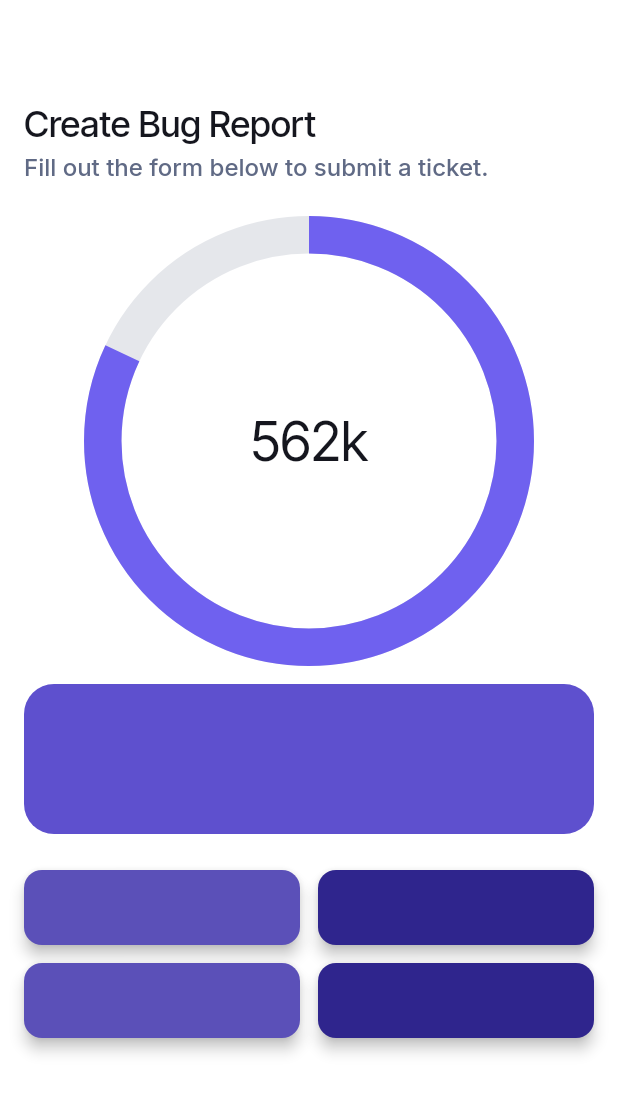
After one commit to manystorms/treasure_hunt, a Flutter app: the MiniGameMatchColorWidget screen opened directly, on a phone screen of 412 x 824 dp. The commit adds this screen. Shown: the top 1093 px of the screen. Run offline on Flutter 3.47's test engine with Material 3 defaults, Android fonts, the phone set to English and light mode, and no system bars; drawn by our look-alikes of percent_indicator; our stand-ins replace auto_size_text, cloud_firestore, firebase_core, flutter_animate, font_awesome_flutter, from_css_color and 5 more; missing offline and left inert: json_path, mobile_scanner; accounts and stored records are empty; generated files the repository leaves out were written again.

```diff
--- a/lib/data.dart
+++ b/lib/data.dart
@@ -1,6 +1,6 @@
 
 int currentProgress = 0;
-int penaltyScore = 0;
+int score = 0;
 
 List<Map<String, dynamic>> riddleData = [
   {
--- a/lib/pages/mini_game_button_click/mini_game_button_click_widget.dart
+++ b/lib/pages/mini_game_button_click/mini_game_button_click_widget.dart
@@ -107,7 +107,7 @@ class _MiniGameButtonClickWidgetState extends State<MiniGameButtonClickWidget> {
                     child: Padding(
                       padding: EdgeInsetsDirectional.fromSTEB(24, 24, 24, 0),
                       child: CircularPercentIndicator(
-                        percent: _model.timeLeft/settingTime,
+                        percent: (_model.timeLeft>= 0)? _model.timeLeft/settingTime:0,
                         radius: 150,
                         lineWidth: 25,
                         animation: true,
--- /dev/null
+++ b/lib/pages/mini_game_match_color/mini_game_match_color_model.dart
@@ -0,0 +1,12 @@
+import '/flutter_flow/flutter_flow_util.dart';
+import 'mini_game_match_color_widget.dart' show MiniGameMatchColorWidget;
+import 'package:flutter/material.dart';
+
+class MiniGameMatchColorModel
+    extends FlutterFlowModel<MiniGameMatchColorWidget> {
+  @override
+  void initState(BuildContext context) {}
+
+  @override
+  void dispose() {}
+}
--- /dev/null
+++ b/lib/pages/mini_game_match_color/mini_game_match_color_widget.dart
@@ -0,0 +1,271 @@
+import '/flutter_flow/flutter_flow_theme.dart';
+import '/flutter_flow/flutter_flow_util.dart';
+import '/flutter_flow/flutter_flow_widgets.dart';
+import 'package:flutter/material.dart';
+import 'package:percent_indicator/percent_indicator.dart';
+
+import 'mini_game_match_color_model.dart';
+export 'mini_game_match_color_model.dart';
+
+class MiniGameMatchColorWidget extends StatefulWidget {
+  const MiniGameMatchColorWidget({super.key});
+
+  @override
+  State<MiniGameMatchColorWidget> createState() =>
+      _MiniGameMatchColorWidgetState();
+}
+
+class _MiniGameMatchColorWidgetState extends State<MiniGameMatchColorWidget> {
+  late MiniGameMatchColorModel _model;
+
+  final scaffoldKey = GlobalKey<ScaffoldState>();
+
+  @override
+  void initState() {
+    super.initState();
+    _model = createModel(context, () => MiniGameMatchColorModel());
+  }
+
+  @override
+  void dispose() {
+    _model.dispose();
+
+    super.dispose();
+  }
+
+  @override
+  Widget build(BuildContext context) {
+    return GestureDetector(
+      onTap: () {
+        FocusScope.of(context).unfocus();
+        FocusManager.instance.primaryFocus?.unfocus();
+      },
+      child: Scaffold(
+        key: scaffoldKey,
+        backgroundColor: FlutterFlowTheme.of(context).secondaryBackground,
+        appBar: AppBar(
+          backgroundColor: FlutterFlowTheme.of(context).secondaryBackground,
+          automaticallyImplyLeading: false,
+          actions: [],
+          centerTitle: false,
+          elevation: 0,
+        ),
+        body: SafeArea(
+          top: true,
+          child: Padding(
+            padding: EdgeInsetsDirectional.fromSTEB(16, 12, 16, 0),
+            child: SingleChildScrollView(
+              child: Column(
+                mainAxisSize: MainAxisSize.max,
+                crossAxisAlignment: CrossAxisAlignment.start,
+                children: [
+                  Text(
+                    'Create Bug Report',
+                    style: FlutterFlowTheme.of(context).headlineMedium.override(
+                      fontFamily: 'Inter Tight',
+                      letterSpacing: 0.0,
+                    ),
+                  ),
+                  Padding(
+                    padding: EdgeInsetsDirectional.fromSTEB(0, 4, 0, 0),
+                    child: Text(
+                      'Fill out the form below to submit a ticket.',
+                      style: FlutterFlowTheme.of(context).labelLarge.override(
+                        fontFamily: 'Inter',
+                        letterSpacing: 0.0,
+                      ),
+                    ),
+                  ),
+                  Align(
+                    alignment: AlignmentDirectional(0, 0),
+                    child: Padding(
+                      padding: EdgeInsetsDirectional.fromSTEB(24, 24, 24, 0),
+                      child: CircularPercentIndicator(
+                        percent: 0.82,
+                        radius: 150,
+                        lineWidth: 25,
+                        animation: true,
+                        animateFromLastPercent: true,
+                        progressColor: FlutterFlowTheme.of(context).primary,
+                        backgroundColor: FlutterFlowTheme.of(context).alternate,
+                        center: Text(
+                          '562k',
+                          style: FlutterFlowTheme.of(context)
+                              .displaySmall
+                              .override(
+                            fontFamily: 'Inter Tight',
+                            letterSpacing: 0.0,
+                            fontWeight: FontWeight.normal,
+                          ),
+                        ),
+                      ),
+                    ),
+                  ),
+                  Padding(
+                    padding: EdgeInsetsDirectional.fromSTEB(0, 12, 0, 0),
+                    child: Container(
+                      width: 400,
+                      height: 100,
+                      decoration: BoxDecoration(
+                        color: Color(0xFF5E50CE),
+                        borderRadius: BorderRadius.only(
+                          bottomLeft: Radius.circular(20),
+                          bottomRight: Radius.circular(20),
+                          topLeft: Radius.circular(20),
+                          topRight: Radius.circular(20),
+                        ),
+                        shape: BoxShape.rectangle,
+                      ),
+                    ),
+                  ),
+                  Row(
+                    mainAxisSize: MainAxisSize.max,
+                    children: [
+                      Expanded(
+                        child: Padding(
+                          padding: EdgeInsetsDirectional.fromSTEB(0, 24, 6, 6),
+                          child: FFButtonWidget(
+                            onPressed: () {
+                              print('Button pressed ...');
+                            },
+                            text: '',
+                            options: FFButtonOptions(
+                              width: double.infinity,
+                              height: 50,
+                              padding: EdgeInsets.all(0),
+                              iconPadding:
+                              EdgeInsetsDirectional.fromSTEB(0, 0, 0, 0),
+                              color: Color(0xFF5B50B8),
+                              textStyle: FlutterFlowTheme.of(context)
+                                  .titleSmall
+                                  .override(
+                                fontFamily: 'Inter Tight',
+                                color: Colors.white,
+                                fontSize: 25,
+                                letterSpacing: 0.0,
+                              ),
+                              elevation: 4,
+                              borderSide: BorderSide(
+                                color: Colors.transparent,
+                                width: 1,
+                              ),
+                              borderRadius: BorderRadius.circular(12),
+                            ),
+                          ),
+                        ),
+                      ),
+                      Expanded(
+                        child: Padding(
+                          padding: EdgeInsetsDirectional.fromSTEB(6, 24, 0, 6),
+                          child: FFButtonWidget(
+                            onPressed: () {
+                              print('Button pressed ...');
+                            },
+                            text: '',
+                            options: FFButtonOptions(
+                              width: double.infinity,
+                              height: 50,
+                              padding: EdgeInsets.all(0),
+                              iconPadding:
+                              EdgeInsetsDirectional.fromSTEB(0, 0, 0, 0),
+                              color: Color(0xFF2F258D),
+                              textStyle: FlutterFlowTheme.of(context)
+                                  .titleSmall
+                                  .override(
+                                fontFamily: 'Inter Tight',
+                                color: Colors.white,
+                                fontSize: 25,
+                                letterSpacing: 0.0,
+                              ),
+                              elevation: 4,
+                              borderSide: BorderSide(
+                                color: Colors.transparent,
+                                width: 1,
+                              ),
+                              borderRadius: BorderRadius.circular(12),
+                            ),
+                          ),
+                        ),
+                      ),
+                    ],
+                  ),
+                  Row(
+                    mainAxisSize: MainAxisSize.max,
+                    children: [
+                      Expanded(
+                        child: Padding(
+                          padding: EdgeInsetsDirectional.fromSTEB(0, 6, 6, 6),
+                          child: FFButtonWidget(
+                            onPressed: () {
+                              print('Button pressed ...');
+                            },
+                            text: '',
+                            options: FFButtonOptions(
+                              width: double.infinity,
+                              height: 50,
+                              padding: EdgeInsets.all(0),
+                              iconPadding:
+                              EdgeInsetsDirectional.fromSTEB(0, 0, 0, 0),
+                              color: Color(0xFF5B50B8),
+                              textStyle: FlutterFlowTheme.of(context)
+                                  .titleSmall
+                                  .override(
+                                fontFamily: 'Inter Tight',
+                                color: Colors.white,
+                                fontSize: 25,
+                                letterSpacing: 0.0,
+                              ),
+                              elevation: 4,
+                              borderSide: BorderSide(
+                                color: Colors.transparent,
+                                width: 1,
+                              ),
+                              borderRadius: BorderRadius.circular(12),
+                            ),
+                          ),
+                        ),
+                      ),
+                      Expanded(
+                        child: Padding(
+                          padding: EdgeInsetsDirectional.fromSTEB(6, 6, 0, 6),
+                          child: FFButtonWidget(
+                            onPressed: () {
+                              print('Button pressed ...');
+                            },
+                            text: '',
+                            options: FFButtonOptions(
+                              width: double.infinity,
+                              height: 50,
+                              padding: EdgeInsets.all(0),
+                              iconPadding:
+                              EdgeInsetsDirectional.fromSTEB(0, 0, 0, 0),
+                              color: Color(0xFF2F258D),
+                              textStyle: FlutterFlowTheme.of(context)
+                                  .titleSmall
+                                  .override(
+                                fontFamily: 'Inter Tight',
+                                color: Colors.white,
+                                fontSize: 25,
+                                letterSpacing: 0.0,
+                              ),
+                              elevation: 4,
+                              borderSide: BorderSide(
+                                color: Colors.transparent,
+                                width: 1,
+                              ),
+                              borderRadius: BorderRadius.circular(12),
+                            ),
+                          ),
+                        ),
+                      ),
+                    ],
+                  ),
+                ],
+              ),
+            ),
+          ),
+        ),
+      ),
+    );
+  }
+}
```
Also changed, not shown: lib/pages/mini_game_speed_quiz/mini_game_speed_quiz_model.dart (added, +22 -0 lines), lib/pages/mini_game_speed_quiz/mini_game_speed_quiz_widget.dart (added, +254 -0 lines).
